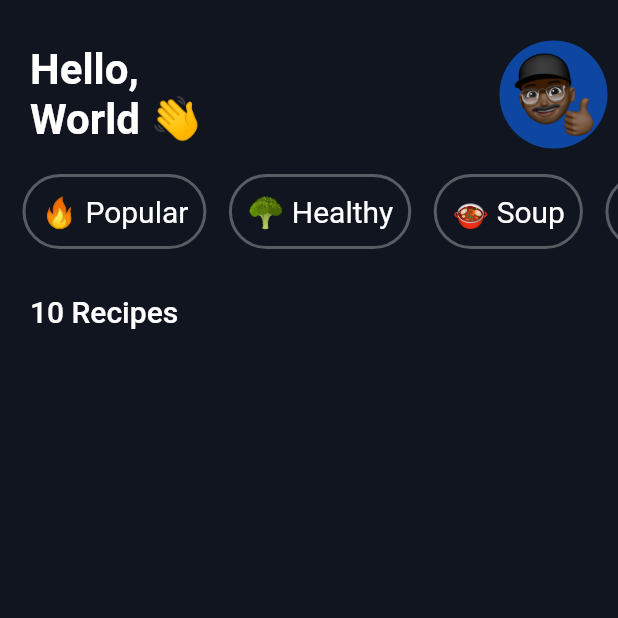
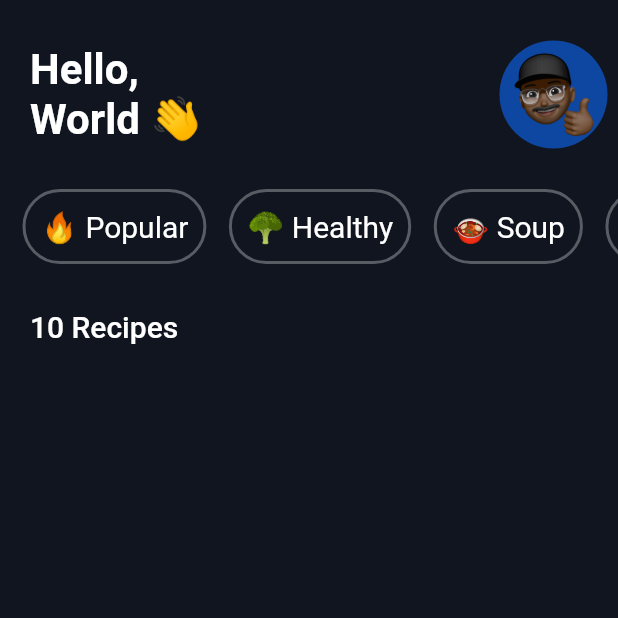
Before and after one commit to Dev-Salem/dribbble_recipe_challenge, a Flutter app: the HomeScreen screen opened directly, on a phone screen of 412 x 824 dp, the top half of it. Run offline on Flutter 3.47's test engine with Material 2 defaults, Android fonts, the phone set to English and light mode, and no system bars; drawn by our look-alikes of flutter_animate; our stand-ins replace flex_color_scheme, flutter_riverpod, freezed_annotation, sliding_up_panel, timelines.

Commit message:
minor refactor in home_screen

```diff
--- a/lib/src/recipes/presentation/screens/home_screen.dart
+++ b/lib/src/recipes/presentation/screens/home_screen.dart
@@ -43,6 +43,7 @@ class _HomeScreenState extends State<HomeScreen> {
         categoryListDelayDuration + categoryListPlayDuration;
     return AnnotatedScaffold(
       child: CustomScrollView(
+        physics: const ClampingScrollPhysics(),
         slivers: [
           SliverToBoxAdapter(
             child: Column(
@@ -59,7 +60,7 @@ class _HomeScreenState extends State<HomeScreen> {
                     nameDelayDuration: nameDelayDuration,
                     namePlayDuration: namePlayDuration),
                 const SizedBox(
-                  height: 20,
+                  height: 30,
                 ),
                 AnimatedCategoryList(
                   categoryListPlayDuration: categoryListPlayDuration,
@@ -73,7 +74,7 @@ class _HomeScreenState extends State<HomeScreen> {
                   selectedCategoryDelayDuration: selectedCategoryDelayDuration,
                 ),
                 const SizedBox(
-                  height: 50,
+                  height: 40,
                 ),
               ],
             ),
--- a/lib/src/recipes/presentation/widget/home_screen/animated_appbar_widget.dart
+++ b/lib/src/recipes/presentation/widget/home_screen/animated_appbar_widget.dart
@@ -47,7 +47,7 @@ class AnimatedAppBarWidget extends StatelessWidget {
                 curve: Curves.easeInOutSine)
             .then(delay: avatarWaitingDuration)
             .scaleXY(begin: 3, end: 1)
-            .slide(begin: const Offset(-3.5, 8), end: Offset.zero),
+            .slide(begin: const Offset(-4, 6), end: Offset.zero),
         const SizedBox(
           width: 25,
         )
```
Also changed, not shown: lib/main.dart (+6 -6 lines).
